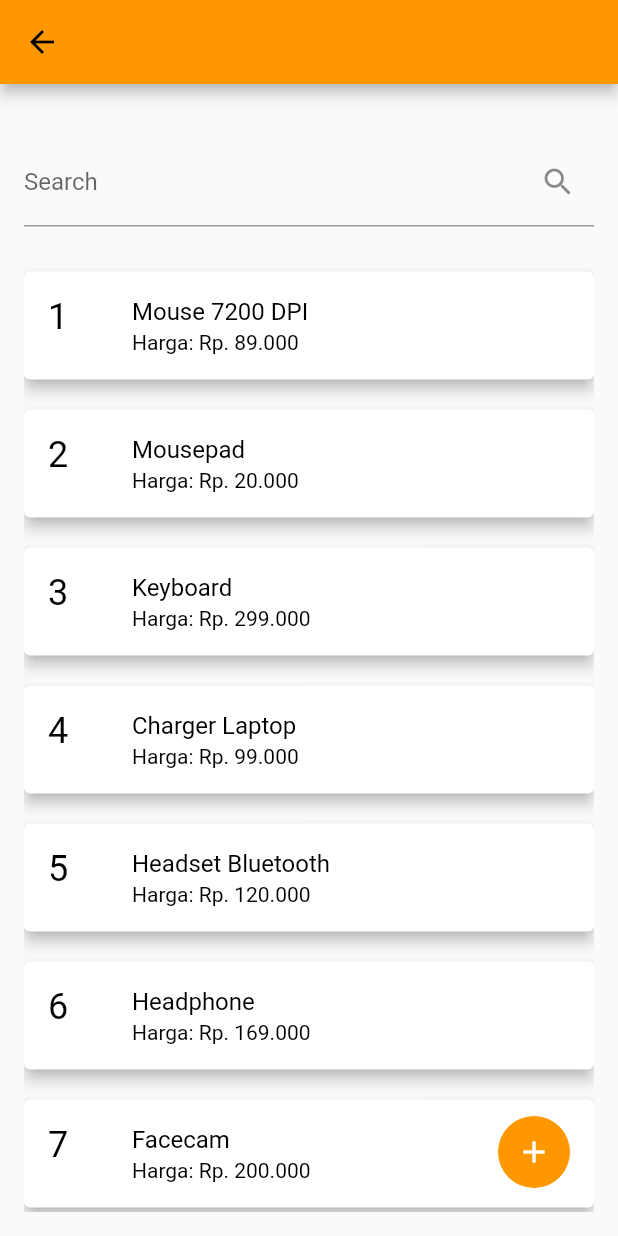
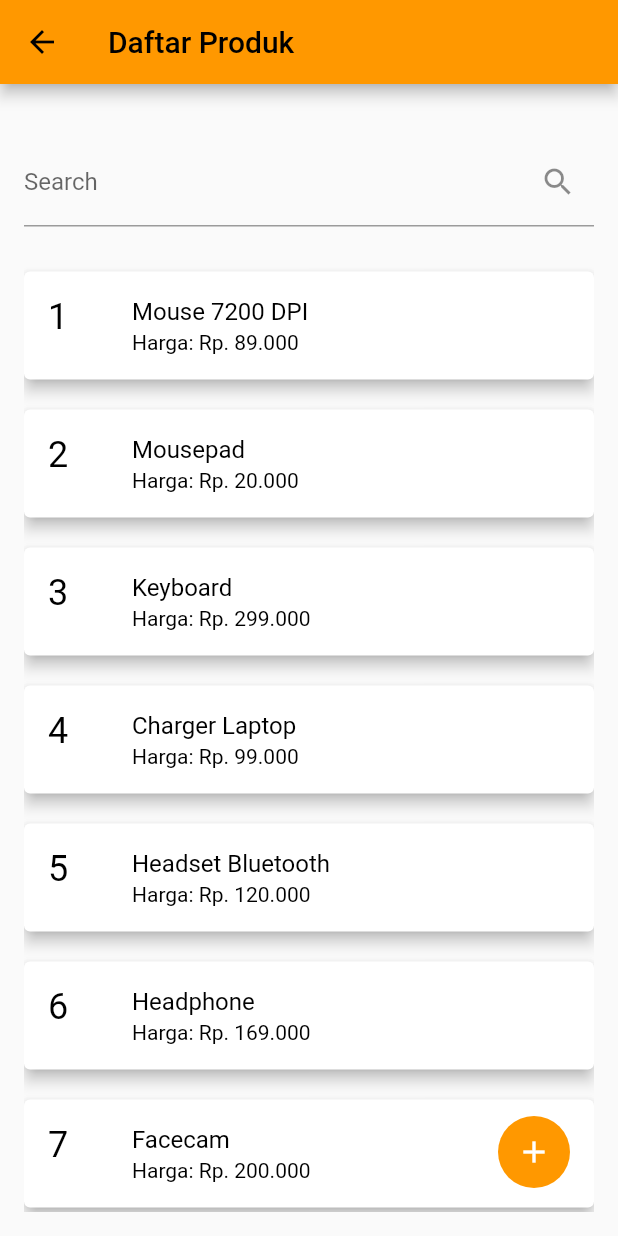
Before and after one commit to jack12-dev/Login-Form-and-Data-List-Product-app, a Flutter app: the screen it shows after launch, after a tap on "Login", on a phone screen of 412 x 824 dp. Run offline on Flutter 3.47's test engine with Material 2 defaults, Android fonts, the phone set to English and light mode, and no system bars; our stand-ins replace animate_do.

Commit message:
Update main.dart

```diff
--- a/lib/main.dart
+++ b/lib/main.dart
@@ -15,12 +15,15 @@ class MyApp extends StatelessWidget {
       title: 'Flutter Demo',
       theme: ThemeData(
         primarySwatch: Colors.orange,
+        appBarTheme: AppBarTheme(
+          backgroundColor: Colors.orange,
+        ),
       ),
       initialRoute: '/',
       routes: {
         '/': (context) => HomePage(),
         '/home': (context) => const MyHomePage(
-              title: '',
+              title: 'Daftar Produk',
             ),
       },
     );
@@ -134,7 +137,7 @@ class _MyHomePageState extends State<MyHomePage> {
                         _deleteUser(_foundUsers[index]["id"]);
                       },
                       background: Container(
-                        color: Colors.red,
+                        color: Colors.orange,
                         child: Icon(Icons.delete),
                         alignment: Alignment.centerRight,
                         padding: EdgeInsets.only(right: 16),
@@ -208,6 +211,7 @@ class _AddUserScreenState extends State<AddUserScreen> {
     return Scaffold(
       appBar: AppBar(
         title: Text("Tambah Produk"),
+        backgroundColor: Colors.orange,
       ),
       body: Padding(
         padding: const EdgeInsets.all(16.0),
@@ -236,6 +240,9 @@ class _AddUserScreenState extends State<AddUserScreen> {
                   'harga': _hargaController.text,
                 });
               },
+              style: ElevatedButton.styleFrom(
+                primary: Colors.orange, // Warna latar belakang tombol
+              ),
               child: Text("Tambah Produk"),
             ),
           ],
```
